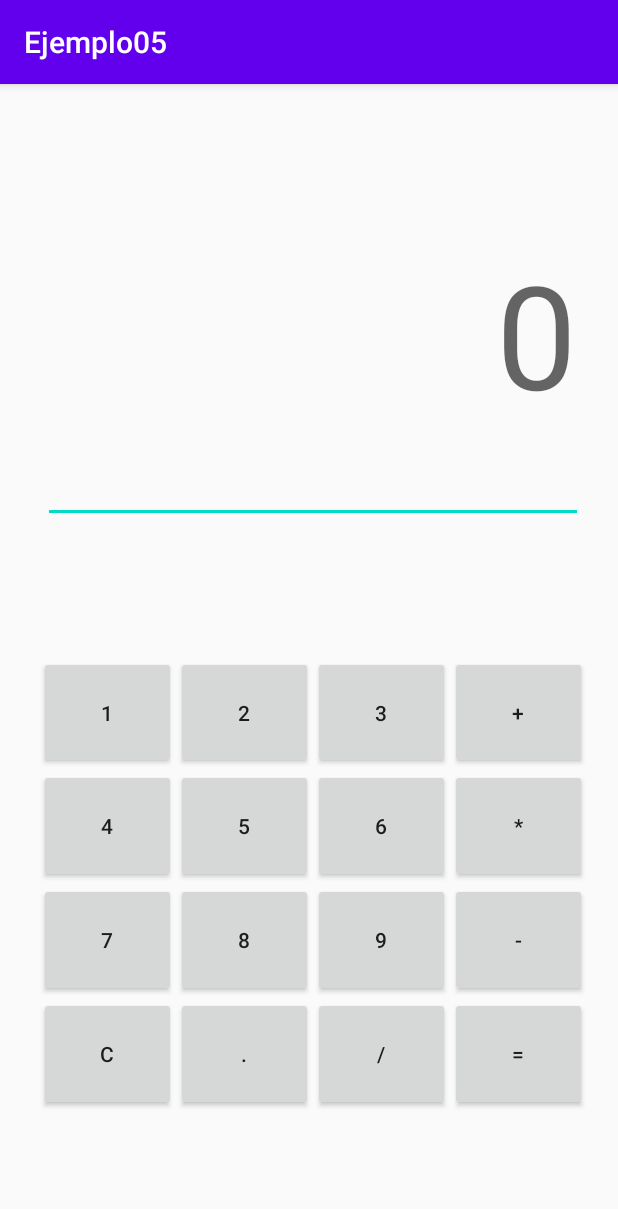
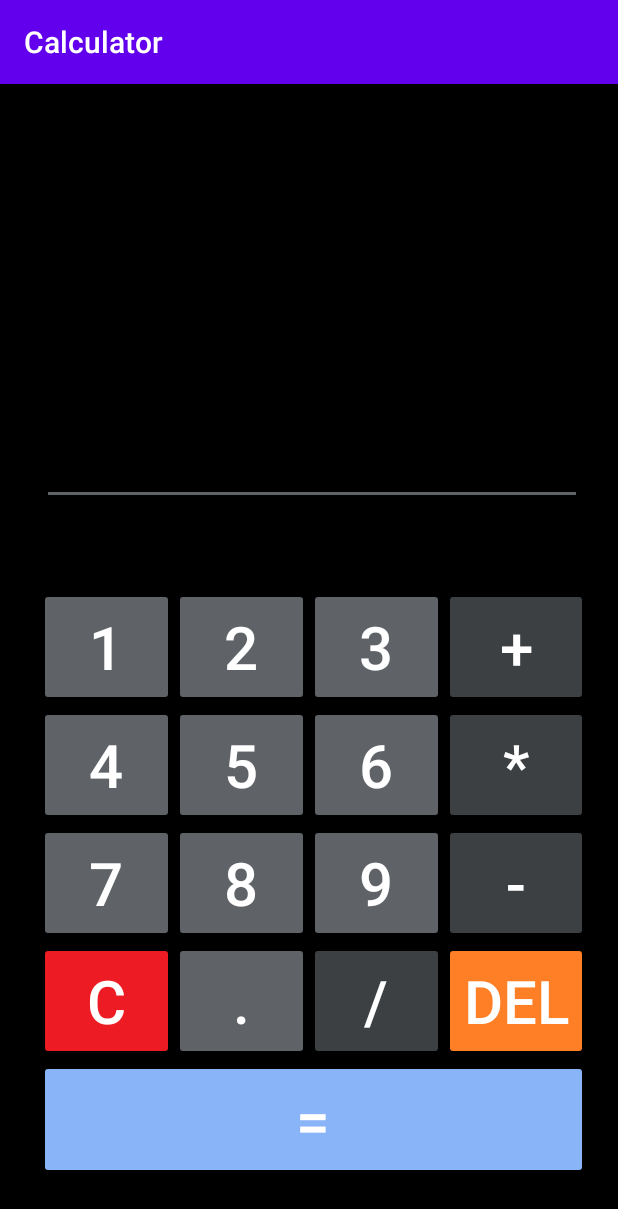
Before and after one commit to Dreufter/MobileApps, an Android app: the screen it shows after launch (MainActivity), on a phone screen of 412 x 824 dp. Shown: the top 1209 px of the screen. Run offline under Robolectric (Android 15) with nearby library versions, the phone set to English and light mode, and no system bars; libraries missing offline, so code that uses them is left out: com.udojava.evalex.

Commit message:
#update fixed all operations, stylized buttons and redistribution in screen

```diff
--- a/Calculator/app/src/main/AndroidManifest.xml
+++ b/Calculator/app/src/main/AndroidManifest.xml
@@ -14,7 +14,8 @@
         tools:targetApi="31">
         <activity
             android:name=".MainActivity"
-            android:exported="true">
+            android:exported="true"
+            android:screenOrientation="portrait">
             <intent-filter>
                 <action android:name="android.intent.action.MAIN" />
 
--- a/Calculator/app/src/main/java/hl/t1/ejemplo05/MainActivity.java
+++ b/Calculator/app/src/main/java/hl/t1/ejemplo05/MainActivity.java
@@ -25,83 +25,80 @@ public class MainActivity extends AppCompatActivity implements View.OnClickListe
             case R.id.button:
                 this.operation+="1";
                 nums.setText(this.operation);
-                Toast.makeText(this, this.operation, Toast.LENGTH_SHORT).show();
                 break;
             case R.id.button2:
                 this.operation+="2";
                 nums.setText(this.operation);
-                Toast.makeText(this, this.operation, Toast.LENGTH_SHORT).show();
                 break;
             case R.id.button3:
                 this.operation+="3";
                 nums.setText(this.operation);
-                Toast.makeText(this, this.operation, Toast.LENGTH_SHORT).show();
                 break;
             case R.id.button4:
                 this.operation+="+";
                 nums.setText(this.operation);
-                Toast.makeText(this, this.operation, Toast.LENGTH_SHORT).show();
                 break;
             case R.id.button5:
                 this.operation+="4";
                 nums.setText(this.operation);
-                Toast.makeText(this, this.operation, Toast.LENGTH_SHORT).show();
                 break;
             case R.id.button6:
                 this.operation+="5";
                 nums.setText(this.operation);
-                Toast.makeText(this, this.operation, Toast.LENGTH_SHORT).show();
                 break;
             case R.id.button7:
                 this.operation+="6";
                 nums.setText(this.operation);
-                Toast.makeText(this, this.operation, Toast.LENGTH_SHORT).show();
                 break;
             case R.id.button8:
                 this.operation+="*";
                 nums.setText(this.operation);
-                Toast.makeText(this, this.operation, Toast.LENGTH_SHORT).show();
                 break;
             case R.id.button9:
                 this.operation+="7";
                 nums.setText(this.operation);
-                Toast.makeText(this, this.operation, Toast.LENGTH_SHORT).show();
                 break;
             case R.id.button10:
                 this.operation+="8";
                 nums.setText(this.operation);
-                Toast.makeText(this, this.operation, Toast.LENGTH_SHORT).show();
                 break;
             case R.id.button11:
                 this.operation+="9";
                 nums.setText(this.operation);
-                Toast.makeText(this, this.operation, Toast.LENGTH_SHORT).show();
                 break;
             case R.id.button12:
                 this.operation+="-";
                 nums.setText(this.operation);
-                Toast.makeText(this, this.operation, Toast.LENGTH_SHORT).show();
                 break;
             case R.id.button13:
                 this.operation="";
                 nums.setText(this.operation);
-                Toast.makeText(this, this.operation, Toast.LENGTH_SHORT).show();
                 break;
             case R.id.button14:
                 this.operation+=".";
                 nums.setText(this.operation);
-                Toast.makeText(this, this.operation, Toast.LENGTH_SHORT).show();
                 break;
             case R.id.button15:
                 this.operation+="/";
                 nums.setText(this.operation);
-                Toast.makeText(this, this.operation, Toast.LENGTH_SHORT).show();
                 break;
             case R.id.button16:
+                if (this.operation.equals(""))nums.setText(this.operation);
+                else this.operation = this.operation.substring(0,this.operation.length()-1); nums.setText(this.operation);
+                break;
+            case R.id.button17:
+
+                String last = this.operation.substring(this.operation.length()-1);
+
+                if (this.operation.equals("")){
+                    this.operation="0";
+                }else if (last.equals("+") || last.equals("-") || last.equals("/") || last.equals("*") || last.equals(".")){
+                    Toast.makeText(this, "esta", Toast.LENGTH_SHORT).show();
+                    this.operation = this.operation.substring(0,this.operation.length()-1);
+                }
                 Expression expression=new Expression(this.operation); //This Library Evaluate It
                 String result=expression.eval().toString(); //Insert The Data into A String
                 nums.setText(result);
-                Toast.makeText(this, this.operation, Toast.LENGTH_SHORT).show();
                 break;
         }
     }
--- a/Calculator/app/src/main/res/layout/activity_main.xml
+++ b/Calculator/app/src/main/res/layout/activity_main.xml
@@ -4,12 +4,13 @@
     xmlns:tools="http://schemas.android.com/tools"
     android:layout_width="match_parent"
     android:layout_height="match_parent"
+    android:background="@color/black"
     tools:context=".MainActivity">
 
     <TableLayout
         android:id="@+id/tableLayout"
-        android:layout_width="365dp"
-        android:layout_height="303dp"
+        android:layout_width="366dp"
+        android:layout_height="394dp"
         android:layout_marginTop="314dp"
         android:layout_marginBottom="16dp"
         app:layout_constraintBottom_toBottomOf="parent"
@@ -28,32 +29,44 @@
                 android:layout_width="wrap_content"
                 android:layout_height="match_parent"
                 android:layout_weight="1"
+                android:backgroundTint="@color/grey"
                 android:onClick="onClick"
-                android:text="1" />
+                android:text="1"
+                android:textColor="@color/white"
+                android:textSize="40dp" />
 
             <Button
                 android:id="@+id/button2"
                 android:layout_width="wrap_content"
                 android:layout_height="match_parent"
                 android:layout_weight="1"
+                android:backgroundTint="@color/grey"
                 android:onClick="onClick"
-                android:text="2" />
+                android:text="2"
+                android:textColor="@color/white"
+                android:textSize="40dp" />
 
             <Button
                 android:id="@+id/button3"
                 android:layout_width="wrap_content"
                 android:layout_height="match_parent"
                 android:layout_weight="1"
+                android:backgroundTint="@color/grey"
                 android:onClick="onClick"
-                android:text="3" />
+                android:text="3"
+                android:textColor="@color/white"
+                android:textSize="40dp" />
 
             <Button
                 android:id="@+id/button4"
                 android:layout_width="wrap_content"
                 android:layout_height="match_parent"
                 android:layout_weight="1"
+                android:backgroundTint="@color/light_black"
                 android:onClick="onClick"
-                android:text="+" />
+                android:text="+"
+                android:textColor="@color/white"
+                android:textSize="40dp" />
         </TableRow>
 
         <TableRow
@@ -66,32 +79,44 @@
                 android:layout_width="wrap_content"
                 android:layout_height="match_parent"
                 android:layout_weight="1"
+                android:backgroundTint="@color/grey"
                 android:onClick="onClick"
-                android:text="4" />
+                android:text="4"
+                android:textColor="@color/white"
+                android:textSize="40dp" />
 
             <Button
                 android:id="@+id/button6"
                 android:layout_width="wrap_content"
                 android:layout_height="match_parent"
                 android:layout_weight="1"
+                android:backgroundTint="@color/grey"
                 android:onClick="onClick"
-                android:text="5" />
+                android:text="5"
+                android:textColor="@color/white"
+                android:textSize="40dp" />
 
             <Button
                 android:id="@+id/button7"
                 android:layout_width="wrap_content"
                 android:layout_height="match_parent"
                 android:layout_weight="1"
+                android:backgroundTint="@color/grey"
                 android:onClick="onClick"
-                android:text="6" />
+                android:text="6"
+                android:textColor="@color/white"
+                android:textSize="40dp" />
 
             <Button
                 android:id="@+id/button8"
                 android:layout_width="wrap_content"
                 android:layout_height="match_parent"
                 android:layout_weight="1"
+                android:backgroundTint="@color/light_black"
                 android:onClick="onClick"
-                android:text="*" />
+                android:text="*"
+                android:textColor="@color/white"
+                android:textSize="40dp" />
         </TableRow>
 
         <TableRow
@@ -104,32 +129,44 @@
                 android:layout_width="wrap_content"
                 android:layout_height="match_parent"
                 android:layout_weight="1"
+                android:backgroundTint="@color/grey"
                 android:onClick="onClick"
-                android:text="7" />
+                android:text="7"
+                android:textColor="@color/white"
+                android:textSize="40dp" />
 
             <Button
                 android:id="@+id/button10"
                 android:layout_width="wrap_content"
                 android:layout_height="match_parent"
                 android:layout_weight="1"
+                android:backgroundTint="@color/grey"
                 android:onClick="onClick"
-                android:text="8" />
+                android:text="8"
+                android:textColor="@color/white"
+                android:textSize="40dp" />
 
             <Button
                 android:id="@+id/button11"
                 android:layout_width="wrap_content"
                 android:layout_height="match_parent"
                 android:layout_weight="1"
+                android:backgroundTint="@color/grey"
                 android:onClick="onClick"
-                android:text="9" />
+                android:text="9"
+                android:textColor="@color/white"
+                android:textSize="40dp" />
 
             <Button
                 android:id="@+id/button12"
                 android:layout_width="wrap_content"
                 android:layout_height="match_parent"
                 android:layout_weight="1"
+                android:backgroundTint="@color/light_black"
                 android:onClick="onClick"
-                android:text="-" />
+                android:text="-"
+                android:textColor="@color/white"
+                android:textSize="40dp" />
         </TableRow>
 
         <TableRow
@@ -142,32 +179,61 @@
                 android:layout_width="wrap_content"
                 android:layout_height="match_parent"
                 android:layout_weight="1"
+                android:backgroundTint="@color/red"
                 android:onClick="onClick"
-                android:text="C" />
+                android:text="C"
+                android:textColor="@color/white"
+                android:textSize="40dp" />
 
             <Button
                 android:id="@+id/button14"
                 android:layout_width="wrap_content"
                 android:layout_height="match_parent"
                 android:layout_weight="1"
+                android:backgroundTint="@color/grey"
                 android:onClick="onClick"
-                android:text="." />
+                android:text="."
+                android:textColor="@color/white"
+                android:textSize="40dp" />
 
             <Button
                 android:id="@+id/button15"
                 android:layout_width="wrap_content"
                 android:layout_height="match_parent"
                 android:layout_weight="1"
+                android:backgroundTint="@color/light_black"
                 android:onClick="onClick"
-                android:text="/" />
+                android:text="/"
+                android:textColor="@color/white"
+                android:textSize="40dp" />
 
             <Button
                 android:id="@+id/button16"
                 android:layout_width="wrap_content"
                 android:layout_height="match_parent"
                 android:layout_weight="1"
+                android:backgroundTint="@color/orange"
                 android:onClick="onClick"
-                android:text="=" />
+                android:text="DEL"
+                android:textColor="@color/white"
+                android:textSize="40dp" />
+        </TableRow>
+
+        <TableRow
+            android:layout_width="match_parent"
+            android:layout_height="match_parent"
+            android:layout_weight="1">
+
+            <Button
+                android:id="@+id/button17"
+                android:layout_width="wrap_content"
+                android:layout_height="match_parent"
+                android:layout_weight="1"
+                android:backgroundTint="@color/blue"
+                android:onClick="onClick"
+                android:text="="
+                android:textColor="@color/white"
+                android:textSize="40dp" />
         </TableRow>
     </TableLayout>
 
@@ -179,15 +245,18 @@
         android:layout_marginTop="29dp"
         android:layout_marginEnd="23dp"
         android:layout_marginBottom="21dp"
+        android:backgroundTint="@color/grey"
+        android:editable="false"
         android:ems="10"
         android:hint="@string/etVisor"
-        android:inputType="number"
+        android:inputType="none"
         android:textAlignment="textEnd"
+        android:textColor="@color/white"
         android:textSize="96sp"
         app:layout_constraintBottom_toTopOf="@+id/tableLayout"
         app:layout_constraintEnd_toEndOf="parent"
-        app:layout_constraintHorizontal_bias="1.0"
+        app:layout_constraintHorizontal_bias="0.571"
         app:layout_constraintStart_toStartOf="parent"
         app:layout_constraintTop_toTopOf="parent"
-        app:layout_constraintVertical_bias="0.149" />
+        app:layout_constraintVertical_bias="0.0" />
 </android.support.constraint.ConstraintLayout>
--- a/Calculator/app/src/main/res/values/colors.xml
+++ b/Calculator/app/src/main/res/values/colors.xml
@@ -7,4 +7,9 @@
     <color name="teal_700">#FF018786</color>
     <color name="black">#FF000000</color>
     <color name="white">#FFFFFFFF</color>
+    <color name="grey">#5F6368</color>
+    <color name="blue">#8AB4F8</color>
+    <color name="light_black">#3C4043</color>
+    <color name="red">#ED1C24</color>
+    <color name="orange">#FF7F27</color>
 </resources>
--- a/Calculator/app/src/main/res/values/strings.xml
+++ b/Calculator/app/src/main/res/values/strings.xml
@@ -1,4 +1,4 @@
 <resources>
-    <string name="app_name">Ejemplo05</string>
+    <string name="app_name">Calculator</string>
     <string name="etVisor">0</string>
 </resources>
```
